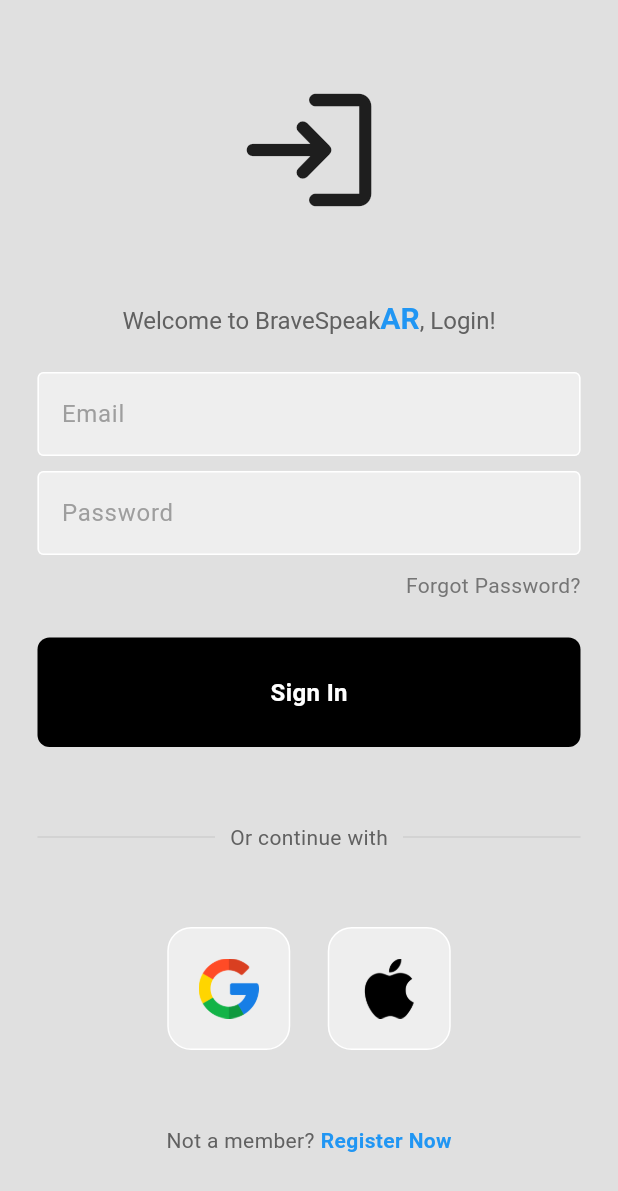
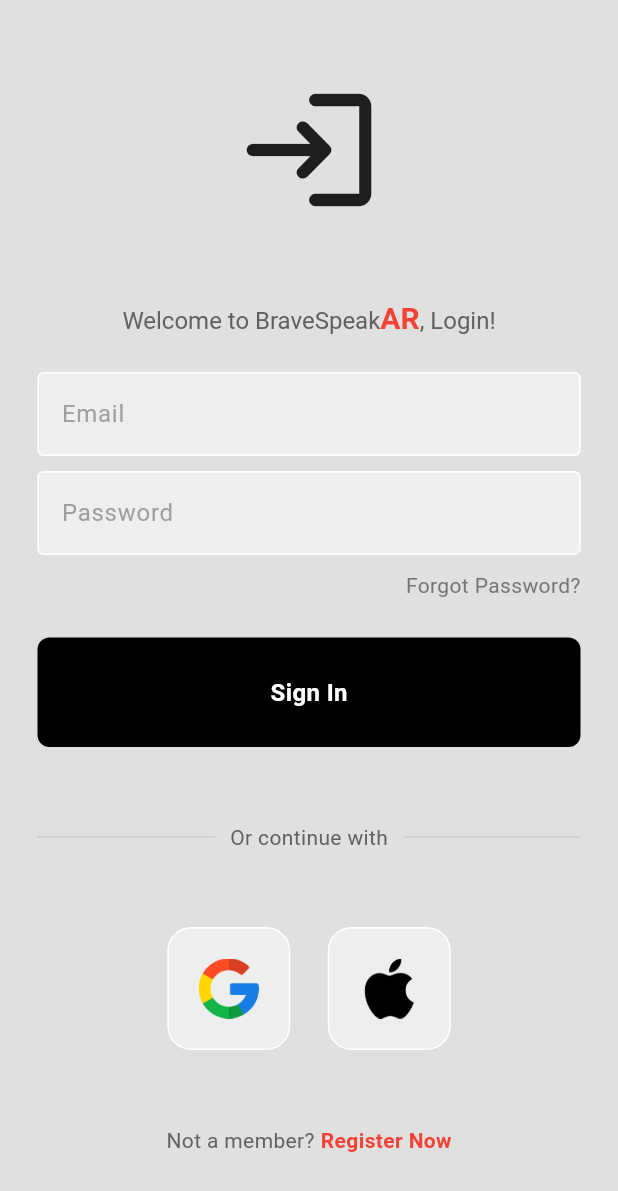
Before and after one commit to Mstf000/flutter_test, a Flutter app: the screen it shows after launch, after a tap on "Sign In", on a phone screen of 412 x 824 dp. Shown: the top 1191 px of the screen. Run offline on Flutter 3.47's test engine with Material 3 defaults, Android fonts, the phone set to English and light mode, and no system bars; our stand-ins replace firebase_auth, firebase_core, fl_chart; accounts and stored records are empty; network calls fail.

Commit message:
fixed the colors and added a splash screen

```diff
--- a/lib/main.dart
+++ b/lib/main.dart
@@ -2,6 +2,8 @@ import 'package:flutter/material.dart';
 import 'package:chat_app/pages/auth_page.dart';
 import 'package:firebase_core/firebase_core.dart';
 import 'firebase_options.dart';
+import 'package:chat_app/pages/splash_screen.dart';
+
 
 void main() async {
   WidgetsFlutterBinding.ensureInitialized();
@@ -18,7 +20,7 @@ class MyApp extends StatelessWidget {
   Widget build(BuildContext context) {
     return MaterialApp(
       debugShowCheckedModeBanner: false,
-      home: AuthPage(),
+      home: SplashScreen(),
     );
   }
 }
--- a/lib/pages/login_page.dart
+++ b/lib/pages/login_page.dart
@@ -122,7 +122,7 @@ class _LoginPageState extends State<LoginPage> {
         context: context,
         builder: (context) {
           return AlertDialog(
-            backgroundColor: Colors.deepPurple,
+            backgroundColor: Colors.black,
             title: const Center(
               child: Text(
                 'Password Reset Email Sent',
@@ -141,7 +141,7 @@ class _LoginPageState extends State<LoginPage> {
         context: context,
         builder: (context) {
           return AlertDialog(
-            backgroundColor: Colors.deepPurple,
+            backgroundColor: Colors.black,
             title: const Center(
               child: Text(
                 'Error Sending Password Reset Email',
@@ -192,7 +192,7 @@ class _LoginPageState extends State<LoginPage> {
                         text: 'AR',
                         style: TextStyle(
                           fontWeight: FontWeight.bold,  // Make text bold
-                          color: Colors.blue,
+                          color: Colors.red,
                           fontSize: 20,// Make text blue
                         ),
                       ),
@@ -314,7 +314,7 @@ class _LoginPageState extends State<LoginPage> {
                       Text(
                         'Register Now',
                         style: TextStyle(
-                          color: Colors.blue,
+                          color: Colors.red,
                           fontWeight: FontWeight.bold,
                         ),
                       ),
--- a/lib/pages/register_page.dart
+++ b/lib/pages/register_page.dart
@@ -174,7 +174,7 @@ class _RegisterPageState extends State<RegisterPage> {
                       Text(
                         'Sign In',
                         style: TextStyle(
-                          color: Colors.blue,
+                          color: Colors.red,
                           fontWeight: FontWeight.bold,
                         ),
                       ),
--- /dev/null
+++ b/lib/pages/splash_screen.dart
@@ -0,0 +1,93 @@
+import 'package:flutter/material.dart';
+import 'dart:async';
+import 'package:chat_app/pages/auth_page.dart';
+
+class SplashScreen extends StatefulWidget {
+  @override
+  _SplashScreenState createState() => _SplashScreenState();
+}
+
+class _SplashScreenState extends State<SplashScreen> with SingleTickerProviderStateMixin {
+  AnimationController? _controller;
+  Animation<double>? _animation;
+
+  @override
+  void initState() {
+    super.initState();
+    _controller = AnimationController(
+      duration: const Duration(milliseconds: 500), // Increased speed of animation
+      vsync: this,
+      lowerBound: 0.7,
+      upperBound: 1.0,
+    )..repeat(reverse: true); // Continuous breathing effect
+
+    _animation = CurvedAnimation(parent: _controller!, curve: Curves.easeInOut);
+
+    // Timer to navigate to the AuthPage after 5 seconds
+    Timer(Duration(seconds: 7), navigateToHomePage);
+  }
+
+  void navigateToHomePage() {
+    Navigator.of(context).pushReplacement(MaterialPageRoute(builder: (_) => AuthPage()));
+  }
+
+  @override
+  void dispose() {
+    _controller?.dispose();
+    super.dispose();
+  }
+
+  @override
+  Widget build(BuildContext context) {
+    return Scaffold(
+      body: Container(
+        decoration: BoxDecoration(
+          gradient: LinearGradient(
+            begin: Alignment.topLeft,
+            end: Alignment.bottomRight,
+            colors: [Color(0xFF649173), Color(0xFFDBD5A4)],
+          ),
+        ),
+        child: Column(
+          mainAxisAlignment: MainAxisAlignment.center,
+          children: <Widget>[
+            Spacer(),
+            Row(
+              mainAxisAlignment: MainAxisAlignment.center,
+              children: [
+                FadeTransition(
+                  opacity: _animation!,
+                  child: Text(
+                    'BraveSpeak',
+                    style: TextStyle(
+                      fontSize: 24,
+                      fontWeight: FontWeight.bold,
+                      color: Colors.black,
+                    ),
+                  ),
+                ),
+                ScaleTransition(
+                  scale: _animation!,
+                  child: Text(
+                    'AR',
+                    style: TextStyle(
+                      fontSize: 30,
+                      fontWeight: FontWeight.bold,
+                      color: Colors.red,
+                      fontFamily: 'LuckiestGuy', // Ensure the font is added to your pubspec.yaml
+                    ),
+                  ),
+                ),
+              ],
+            ),
+            Spacer(),
+            Padding(
+              padding: const EdgeInsets.only(bottom: 30.0),
+              child: Image.asset('images/logo-no-background.png', height: 30), // Smaller logo at the bottom
+            ),
+          ],
+        ),
+      ),
+    );
+  }
+}
```
Also changed, not shown: pubspec.yaml (+10 -0 lines), images/icon.png (added), images/logo-no-background.png (added), pubspec.lock, 2 other files.
